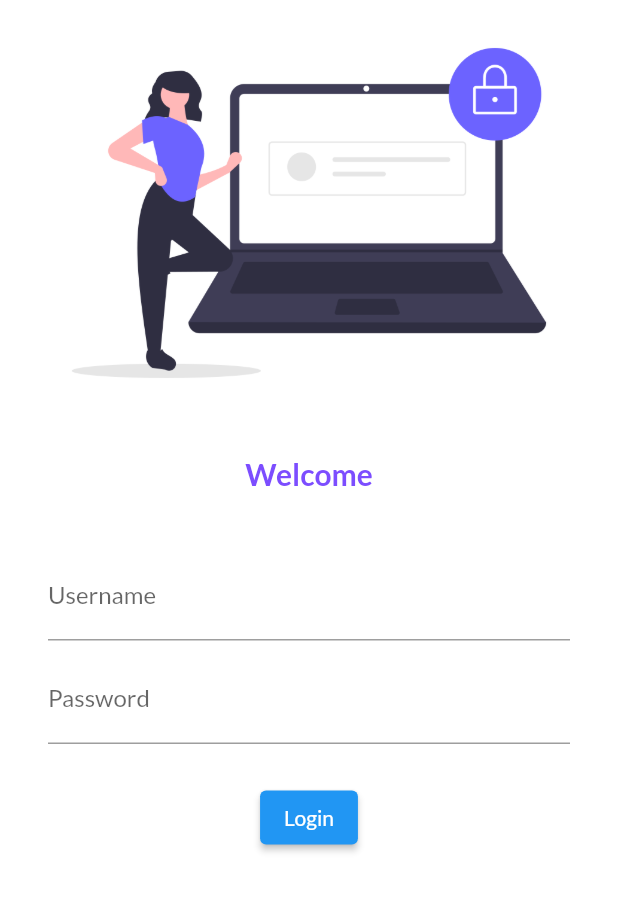
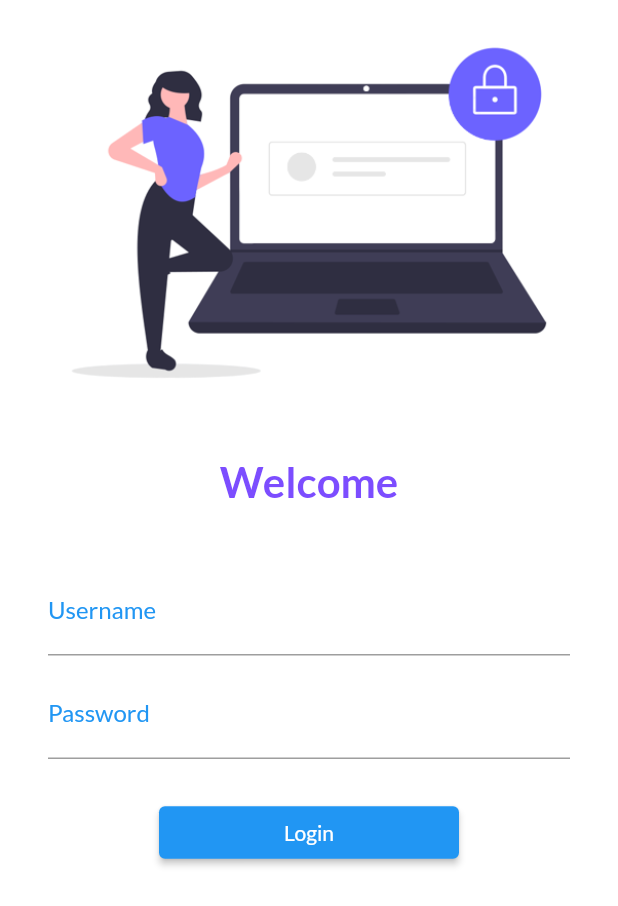
Before and after one commit to AbhinavNmdo/Flutter, a Flutter app: the screen it shows after launch, on a phone screen of 412 x 824 dp. Shown: the top 906 px of the screen. Run offline on Flutter 3.47's test engine with Material 2 defaults, Android fonts, the phone set to English and light mode, and no system bars; our stand-ins replace google_fonts.

```diff
--- a/lib/login_page.dart
+++ b/lib/login_page.dart
@@ -1,4 +1,5 @@
 import "package:flutter/material.dart";
+import 'package:flutter_catelog/utils/routes.dart';
 
 class LoginPage extends StatelessWidget {
   const LoginPage({Key? key}) : super(key: key);
@@ -14,7 +15,7 @@ class LoginPage extends StatelessWidget {
             height: 20.0,
           ),
           const Text("Welcome", style: TextStyle(
-            fontSize: 20,
+            fontSize: 28,
             fontWeight: FontWeight.bold,
             color: Colors.deepPurpleAccent,
           )),
@@ -23,12 +24,19 @@ class LoginPage extends StatelessWidget {
           ),
           Padding(
             padding: const EdgeInsets.symmetric(vertical: 20, horizontal: 32),
+            child: SingleChildScrollView(
               child: Column(
                 children: [
                   TextFormField(
                     decoration: const InputDecoration(
                         hintText: "Enter Username",
                         labelText: "Username",
+                        hintStyle: TextStyle(
+                            color: Colors.grey
+                        ),
+                        labelStyle: TextStyle(
+                            color: Colors.blue
+                        )
                     ),
                   ),
                   const SizedBox(
@@ -39,6 +47,12 @@ class LoginPage extends StatelessWidget {
                     decoration: const InputDecoration(
                         hintText: "Enter Password",
                         labelText: "Password",
+                        hintStyle: TextStyle(
+                            color: Colors.grey
+                        ),
+                        labelStyle: TextStyle(
+                          color: Colors.blue,
+                        )
                     ),
                   ),
                   const SizedBox(
@@ -46,12 +60,15 @@ class LoginPage extends StatelessWidget {
                   ),
                   ElevatedButton(
                     onPressed: () {
-                    print('Hi Abhay');
+                      Navigator.pushNamed(context, MyRoutes.homeRoute);
                     },
                     child: Text('Login'),
-                  style: TextButton.styleFrom(),
+                    style: TextButton.styleFrom(
+                      minimumSize: Size(200, 35),
+                    ),
                   ),
                 ],
+              ),
             )
           )
         ],
--- a/lib/main.dart
+++ b/lib/main.dart
@@ -1,5 +1,6 @@
 import "package:flutter/material.dart";
 import 'package:flutter_catelog/login_page.dart';
+import 'package:flutter_catelog/utils/routes.dart';
 import 'package:google_fonts/google_fonts.dart';
 import 'home_page.dart';
 
@@ -22,8 +23,8 @@ class myApp extends StatelessWidget {
       ),
       routes: {
         "/" : (context) => LoginPage(),
-        "/login" : (context) => LoginPage(),
-        "/home" : (context) => HomePage(),
+        MyRoutes.loginRoute : (context) => LoginPage(),
+        MyRoutes.homeRoute : (context) => HomePage(),
       },
     );
   }
--- /dev/null
+++ b/lib/utils/routes.dart
@@ -0,0 +1,4 @@
+class MyRoutes{
+  static String loginRoute = "/login";
+  static String homeRoute = "/home";
+}
```
Also changed, not shown: assets/images/login.png. Lines whose indentation alone changed are shown as unchanged.
